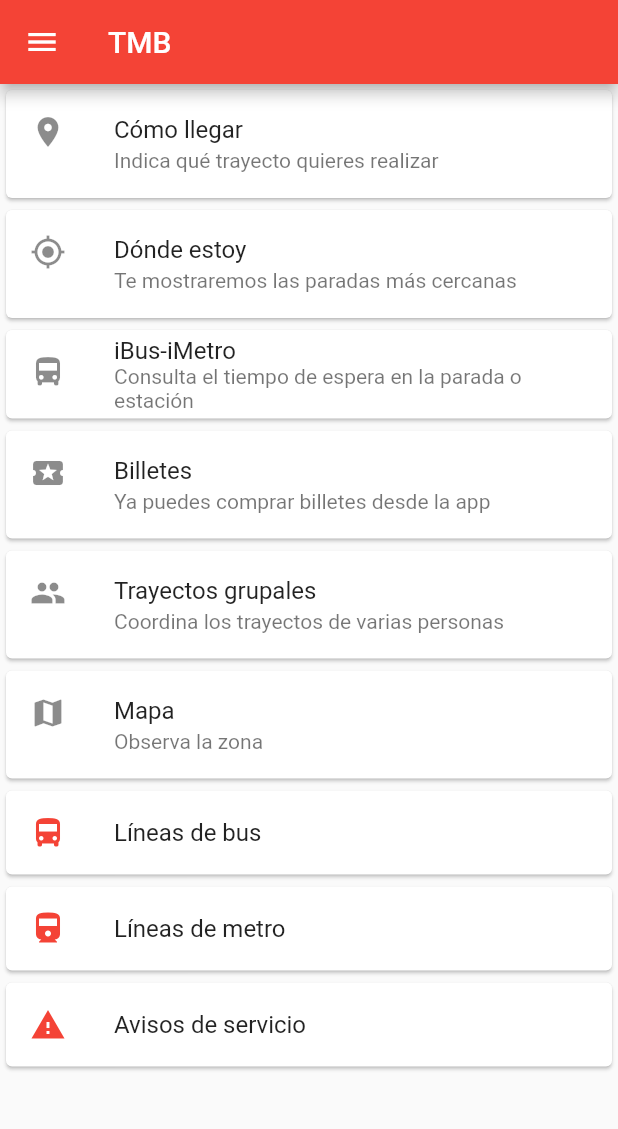
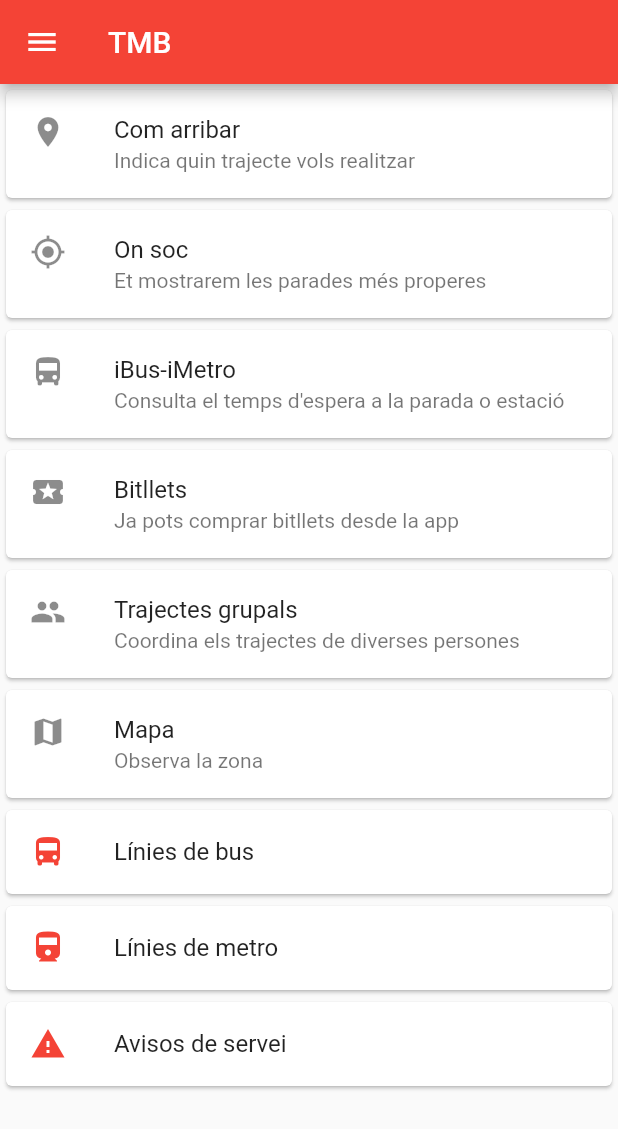
Before and after one commit to TheMineWayEstudis/TMB, a Flutter app: the screen it shows after launch, on a phone screen of 412 x 824 dp. Shown: the top 1129 px of the screen. Run offline on Flutter 3.47's test engine with Material 2 defaults, Android fonts, the phone set to English and light mode, and no system bars.

Commit message:
Add files via upload
holi

```diff
--- a/lib/main.dart
+++ b/lib/main.dart
@@ -24,15 +24,6 @@ class MyApp extends StatelessWidget {
 class MyHomePage extends StatefulWidget {
   MyHomePage({Key key, this.title}) : super(key: key);
 
-  // This widget is the home page of your application. It is stateful, meaning
-  // that it has a State object (defined below) that contains fields that affect
-  // how it looks.
-
-  // This class is the configuration for the state. It holds the values (in this
-  // case the title) provided by the parent (in this case the App widget) and
-  // used by the build method of the State. Fields in a Widget subclass are
-  // always marked "final".
-
   final String title;
 
   @override
@@ -42,12 +33,6 @@ class MyHomePage extends StatefulWidget {
 class _MyHomePageState extends State<MyHomePage> {
   @override
   Widget build(BuildContext context) {
-    // This method is rerun every time setState is called, for instance as done
-    // by the _incrementCounter method above.
-    //
-    // The Flutter framework has been optimized to make rerunning build methods
-    // fast, so that you can just rebuild anything that needs updating rather
-    // than having to individually change instances of widgets.
 
     return Scaffold(
       appBar: AppBar(
@@ -58,36 +43,36 @@ class _MyHomePageState extends State<MyHomePage> {
           Card(
             child: ListTile(
               leading: Icon(Icons.place),
-              title: Text("Cómo llegar"),
-              subtitle: Text("Indica qué trayecto quieres realizar"),
+              title: Text("Com arribar"),
+              subtitle: Text("Indica quin trajecte vols realitzar"),
             ),
           ),
           Card(
             child: ListTile(
               leading: Icon(Icons.gps_fixed),
-              title: Text("Dónde estoy"),
-              subtitle: Text("Te mostraremos las paradas más cercanas"),
+              title: Text("On soc"),
+              subtitle: Text("Et mostrarem les parades més properes"),
             ),
           ),
           Card(
             child: ListTile(
               leading: Icon(Icons.directions_bus),
               title: Text("iBus-iMetro"),
-              subtitle: Text("Consulta el tiempo de espera en la parada o estación"),
+              subtitle: Text("Consulta el temps d'espera a la parada o estació"),
             ),
           ),
           Card(
             child: ListTile(
               leading: Icon(Icons.local_activity),
-              title: Text("Billetes"),
-              subtitle: Text("Ya puedes comprar billetes desde la app"),
+              title: Text("Bitllets"),
+              subtitle: Text("Ja pots comprar bitllets desde la app"),
             ),
           ),
           Card(
             child: ListTile(
               leading: Icon(Icons.group),
-              title: Text("Trayectos grupales"),
-              subtitle: Text("Coordina los trayectos de varias personas"),
+              title: Text("Trajectes grupals"),
+              subtitle: Text("Coordina els trajectes de diverses persones"),
               onTap: () => GroupalVoyages(),
             ),
           ),
@@ -96,24 +81,25 @@ class _MyHomePageState extends State<MyHomePage> {
               leading: Icon(Icons.map),
               title: Text("Mapa"),
               subtitle: Text("Observa la zona"),
+              onTap: () => DisplayMap(),
             ),
           ),
           Card(
             child: ListTile(
               leading: Icon(Icons.directions_bus, color: Colors.red,),
-              title: Text("Líneas de bus"),
+              title: Text("Línies de bus"),
             ),
           ),
           Card(
             child: ListTile(
               leading: Icon(Icons.directions_railway, color: Colors.red,),
-              title: Text("Líneas de metro"),
+              title: Text("Línies de metro"),
             ),
           ),
           Card(
             child: ListTile(
               leading: Icon(Icons.warning, color: Colors.red,),
-              title: Text("Avisos de servicio"),
+              title: Text("Avisos de servei"),
             ),
           ),
         ],
@@ -134,35 +120,35 @@ class _MyHomePageState extends State<MyHomePage> {
             ),
             ListTile(
               leading: Icon(Icons.local_activity),
-              title: Text("Mis billetes"),
+              title: Text("Els meus bitllets"),
             ),
             ListTile(
               leading: Icon(Icons.shopping_basket),
-              title: Text("Historial de compras"),
+              title: Text("Historial de compres"),
             ),
             ListTile(
               leading: Icon(Icons.payment),
-              title: Text("Métodos de pago"),
+              title: Text("Métodes de pagament"),
             ),
             ListTile(
               leading: Icon(Icons.star),
-              title: Text("Mis favoritos"),
+              title: Text("Els meus preferits"),
             ),
             ListTile(
                 leading: Icon(Icons.place),
-              title: Text("Lugares y trayectos")
+                title: Text("Llocs i trajectes")
             ),
             ListTile(
                 leading: Icon(Icons.settings),
-              title: Text("Configuración")
+                title: Text("Configuració")
             ),
             Divider(color: Colors.grey),
-            ListTile(title:Text("Atención al cliente")),
-            ListTile(title:Text("Redes sociales")),
+            ListTile(title:Text("Atenció al client")),
+            ListTile(title:Text("Xarxes socials")),
             ListTile(title:Text("TMBgo")),
-            ListTile(title:Text("Billetes y tarifas")),
+            ListTile(title:Text("Bitllets i tarifes")),
             Divider(color: Colors.grey),
-            ListTile(title:Text("Política de protección de datos"))
+            ListTile(title:Text("Política de protecció de dades"))
           ],
         ),
       ), // This trailing comma makes auto-formatting nicer for build methods.
@@ -173,17 +159,17 @@ class _MyHomePageState extends State<MyHomePage> {
         context: context,
         builder: (BuildContext context) {
           return AlertDialog(
-            title: Text("Trayectos grupales"),
+              title: Text("Trajectes grupals"),
               content: SingleChildScrollView(
                 child: ListBody(
                   children: <Widget>[
                     ListTile(
                       leading: Icon(Icons.group_add),
-                    title: Text("Crear un trayecto grupal"),
+                      title: Text("Crear un trajecte grupal"),
                     ),
                     ListTile(
                       leading: Icon(Icons.qr_code_scanner),
-                    title: Text("Unirse mediante un código"),
+                      title: Text("Uneix-te mitjançant un codi"),
                     )
                   ],
                 ),
@@ -192,4 +178,21 @@ class _MyHomePageState extends State<MyHomePage> {
         }
     );
   }
+  Future<void> DisplayMap() async {
+    return showDialog(
+      context: context,
+      builder: (BuildContext context) {
+        return AlertDialog(
+          title: Text("Mapa"),
+          content: SingleChildScrollView(
+            child: ListBody(
+              children: <Widget>[
+                Image(image: NetworkImage("https://th.bing.com/th/id/OIP.8xHVhv-TGtTEd-5sbVYNEQHaFR?pid=ImgDet&rs=1"))
+              ],
+            )
+          ),
+        );
       }
+    );
+  }
+}
```
Lines whose indentation alone changed are shown as unchanged.
